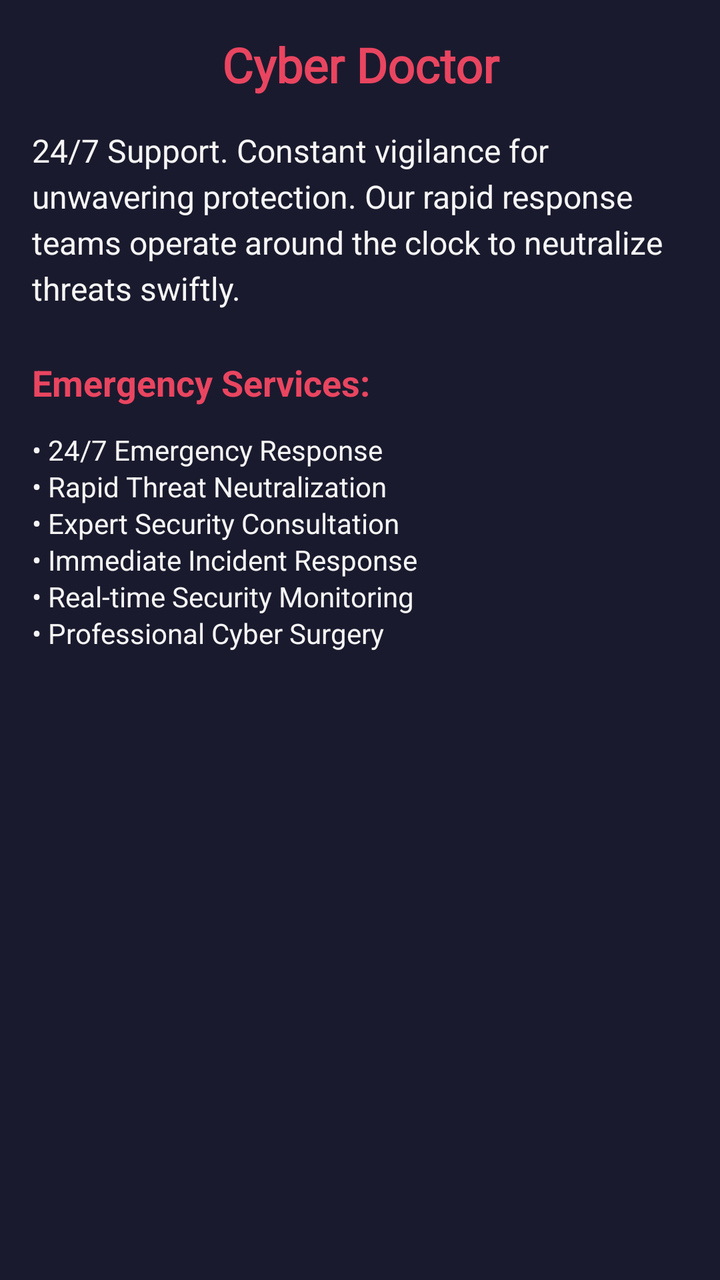
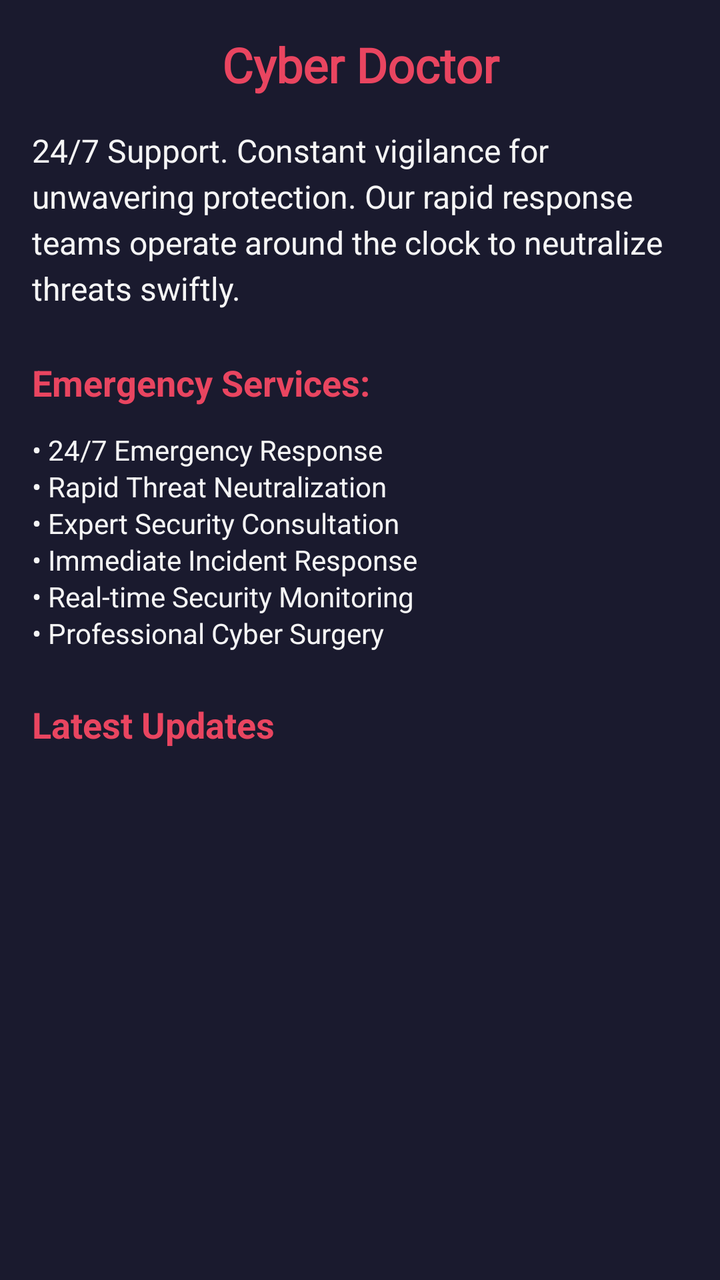

Compare the two renders of this Android layout. The source of the first and the diff that turns it into the second are given below.
<!-- AndroidManifest.xml: application theme Theme.Simurgh -->
<!-- res/layout/fragment_cyber_doctor.xml -->
<?xml version="1.0" encoding="utf-8"?>
<ScrollView xmlns:android="http://schemas.android.com/apk/res/android"
    android:layout_width="match_parent"
    android:layout_height="match_parent"
    android:background="@color/doctor_cyber_primary"
    android:padding="16dp">

    <LinearLayout
        android:layout_width="match_parent"
        android:layout_height="wrap_content"
        android:orientation="vertical">

        <TextView
            android:id="@+id/title"
            android:layout_width="match_parent"
            android:layout_height="wrap_content"
            android:text="Cyber Doctor"
            android:textColor="@color/doctor_cyber_highlight"
            android:textSize="24sp"
            android:textStyle="bold"
            android:fontFamily="@font/poppins_bold"
            android:gravity="center"
            android:layout_marginBottom="16dp" />

        <TextView
            android:id="@+id/description"
            android:layout_width="match_parent"
            android:layout_height="wrap_content"
            android:text="24/7 Support. Constant vigilance for unwavering protection. Our rapid response teams operate around the clock to neutralize threats swiftly."
            android:textColor="@color/doctor_cyber_light"
            android:textSize="16sp"
            android:lineSpacingExtra="4dp"
            android:layout_marginBottom="24dp" />

        <TextView
            android:layout_width="match_parent"
            android:layout_height="wrap_content"
            android:text="Emergency Services:"
            android:textColor="@color/doctor_cyber_highlight"
            android:textSize="18sp"
            android:textStyle="bold"
            android:layout_marginBottom="12dp" />

        <TextView
            android:layout_width="match_parent"
            android:layout_height="wrap_content"
            android:text="• 24/7 Emergency Response\n• Rapid Threat Neutralization\n• Expert Security Consultation\n• Immediate Incident Response\n• Real-time Security Monitoring\n• Professional Cyber Surgery"
            android:textColor="@color/doctor_cyber_light"
            android:textSize="14sp"
            android:lineSpacingExtra="2dp" />

    </LinearLayout>

</ScrollView>
<!-- resources referenced by this layout -->
<resources>
  <color name="doctor_cyber_highlight">#E94560</color>
  <color name="doctor_cyber_light">#F5F5F5</color>
  <color name="doctor_cyber_primary">#1A1A2E</color>
  <style name="Theme.Simurgh" parent="Base.Theme.Simurgh" />
  <style name="Base.Theme.Simurgh" parent="Theme.Material3.DayNight.NoActionBar">
          
          
      </style>
</resources>

<!-- the commit's change to res/layout/fragment_cyber_doctor.xml (unified diff, before → after) -->
@@ -49,6 +49,23 @@
             android:textSize="14sp"
             android:lineSpacingExtra="2dp" />
 
+        
+        <TextView
+            android:layout_width="wrap_content"
+            android:layout_height="wrap_content"
+            android:text="Latest Updates"
+            android:textColor="@color/doctor_cyber_highlight"
+            android:textSize="18sp"
+            android:textStyle="bold"
+            android:layout_marginTop="24dp"
+            android:layout_marginBottom="8dp" />
+
+        <androidx.recyclerview.widget.RecyclerView
+            android:id="@+id/cyberDoctorRecyclerView"
+            android:layout_width="match_parent"
+            android:layout_height="wrap_content"
+            android:nestedScrollingEnabled="false" />
+
     </LinearLayout>
 
 </ScrollView>
